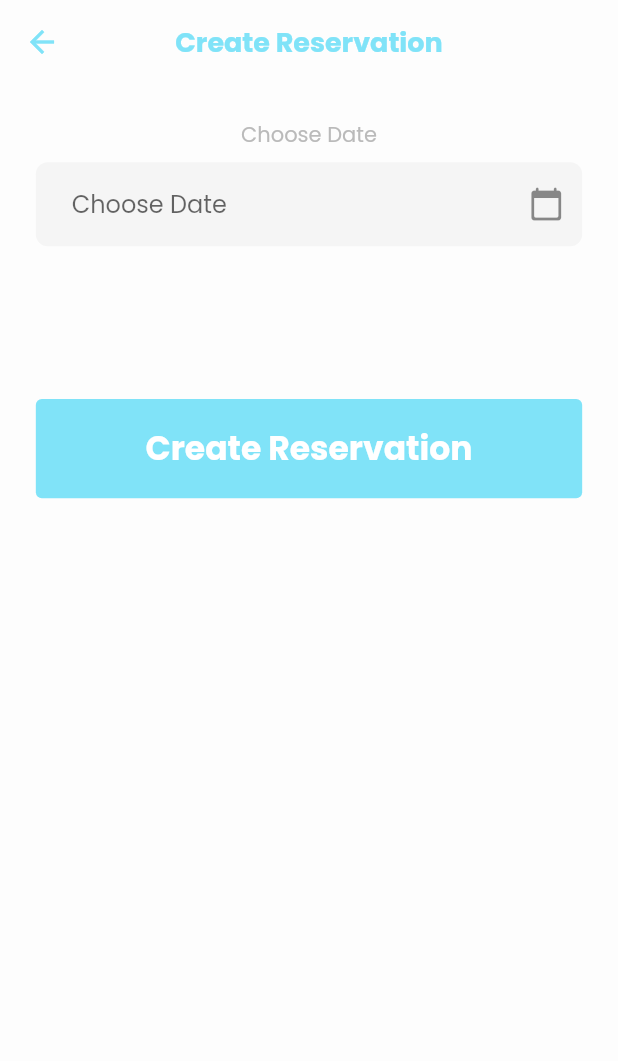
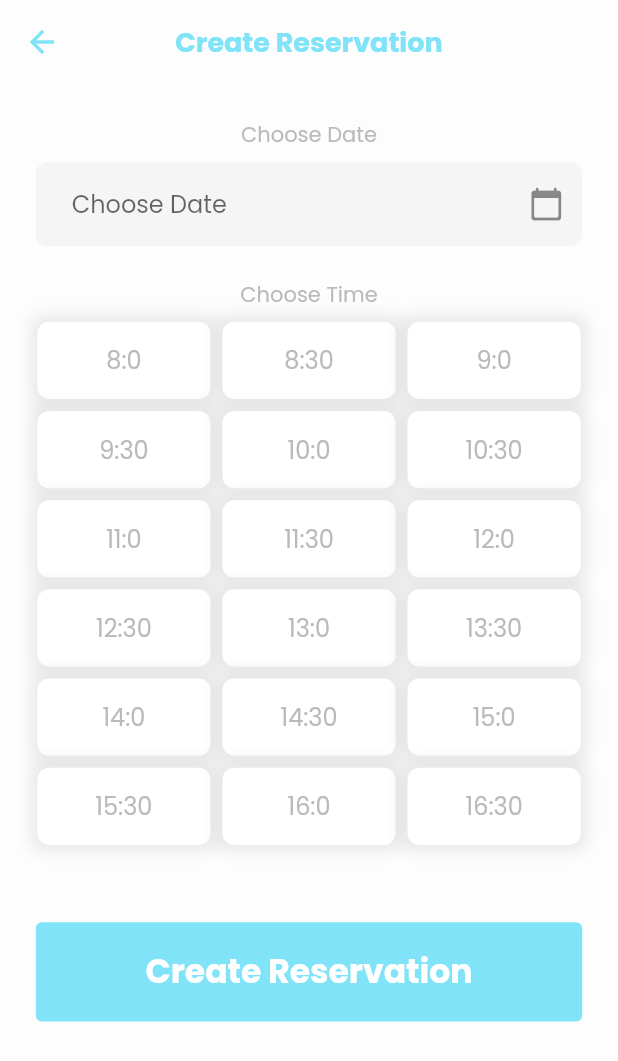
Before and after one commit to renosyah/dentistReservationApp, a Flutter app: the CreateReservationScreen screen opened directly, on a phone screen of 412 x 824 dp. Shown: the top 1061 px of the screen. Run offline on Flutter 3.47's test engine with Material 2 defaults, Android fonts, the phone set to English and light mode, and no system bars; our stand-ins replace carousel_slider, cloud_firestore, firebase_auth, firebase_core, firebase_messaging, flutter_local_notifications and 2 more; accounts and stored records are empty; generated files the repository leaves out were written again.

Commit message:
always show reservation time

```diff
--- a/lib/models/data_time.dart
+++ b/lib/models/data_time.dart
@@ -8,7 +8,7 @@ class ChooseTime {
   ChooseTime({this.time, this.status, this.datetime});
 
   final startTime = TimeOfDay(hour: 8, minute: 0);
-  final endTime = TimeOfDay(hour: 17, minute: 0);
+  final endTime = TimeOfDay(hour: 16, minute: 30);
   final step = Duration(minutes: 30);
 
   List<ChooseTime> create()  {
--- a/lib/screens/home/components/body_home.dart
+++ b/lib/screens/home/components/body_home.dart
@@ -368,7 +368,8 @@ class _BodyHomeState extends State<BodyHome> {
                             ],
                           ),
                         ),
-                      ));
+                      )
+              );
             },
             child: Stack(
               // menggunakan stack agar dapat menimpa antar elemen
--- a/lib/screens/reservasi/create_reservation/create_reservation_screen.dart
+++ b/lib/screens/reservasi/create_reservation/create_reservation_screen.dart
@@ -41,7 +41,16 @@ class _CreateReservationScreenState extends State<CreateReservationScreen> {
   void getReservationData() {
 
     // jika tanggal belum dipilih maka stop!
-    if (_selectedDate == null) return;
+    if (_selectedDate == null) {
+
+      // query reservasi
+      _reservation = FirebaseFirestore.instance
+          .collection("reservation")
+          .orderBy('time', descending: false)
+          .limit(0)
+          .snapshots();
+      return;
+    }
 
     // query reservasi
     _reservation = FirebaseFirestore.instance
@@ -207,7 +216,7 @@ class _CreateReservationScreenState extends State<CreateReservationScreen> {
                 ),
                 Text(
                   // menampilan text pilih waktu
-                  _selectedDate == null ? '' : AppLocalizations.of(context).chooseTime,
+                  AppLocalizations.of(context).chooseTime,
                   // memberi style warna dan ukuran pada text
                   style: TextStyle(color: kText2, fontSize: 14.0),
                 ),
@@ -219,7 +228,6 @@ class _CreateReservationScreenState extends State<CreateReservationScreen> {
                 StreamBuilder<QuerySnapshot>(
                     stream: _reservation,
                     builder: (context,snapshot){
-                      if (snapshot.hasData){
 
                         // deklarasi array
                         var slot = new ChooseTime().create();
@@ -231,17 +239,18 @@ class _CreateReservationScreenState extends State<CreateReservationScreen> {
                           var t = slot[i];
 
                           // check jika waktu telah lewat
-                          if (now.difference(DateTime(_selectedDate.year ,_selectedDate.month,_selectedDate.day, t.datetime.hour, t.datetime.minute)).inMinutes > 0){
+                          if (_selectedDate != null && (now.difference(DateTime(_selectedDate.year ,_selectedDate.month,_selectedDate.day, t.datetime.hour, t.datetime.minute)).inMinutes > 0)){
                             slot[i].status = false;
                             continue;
                           }
 
                           // check jika waktu jika weekend
-                          if (_selectedDate.weekday == DateTime.sunday || _selectedDate.weekday == DateTime.saturday){
+                          if (_selectedDate != null && (_selectedDate.weekday == DateTime.sunday || _selectedDate.weekday == DateTime.saturday)){
                             slot[i].status = false;
                             continue;
                           }
 
+                          if (snapshot.hasData){
                             // check setiap reservasi
                             for (var doc in snapshot.data.docs){
                                 Reservation r = Reservation.fromJson(doc.data());
@@ -251,6 +260,8 @@ class _CreateReservationScreenState extends State<CreateReservationScreen> {
                                   slot[i].status = false;
                                 }
                             }
+                          }
+
                           if (!slot[i].status) {
                             continue;
                           }
@@ -275,7 +286,7 @@ class _CreateReservationScreenState extends State<CreateReservationScreen> {
                                     width: getProportionateScreenWidth(116.0),
                                     height: getProportionateScreenHeight(56.0),
                                     decoration: BoxDecoration(
-                                        color: slot[index].status && _selectedTime == slot[index].datetime ? kPrimary  : !slot[index].status ? kBackgroundTextField : kWhite,
+                                        color: slot[index].status && _selectedTime == slot[index].datetime ? kPrimary  : !slot[index].status ? Colors.red : kWhite,
                                         borderRadius: BorderRadius.circular(
                                             getProportionateScreenWidth(8.0)),
                                         boxShadow: <BoxShadow>[
@@ -297,8 +308,6 @@ class _CreateReservationScreenState extends State<CreateReservationScreen> {
                                 ))
                           ],
                         );
-                      }
-                      return Center();
                     }
                 ),
                 // membuat jarak antar elemen menggunakan sizebox
```
Lines whose indentation alone changed are shown as unchanged.
